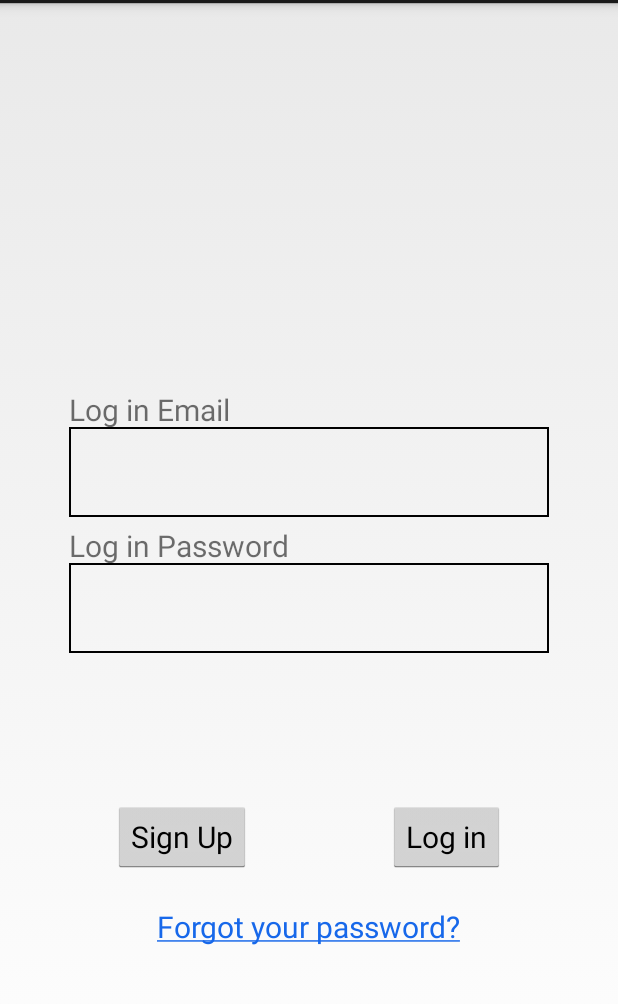
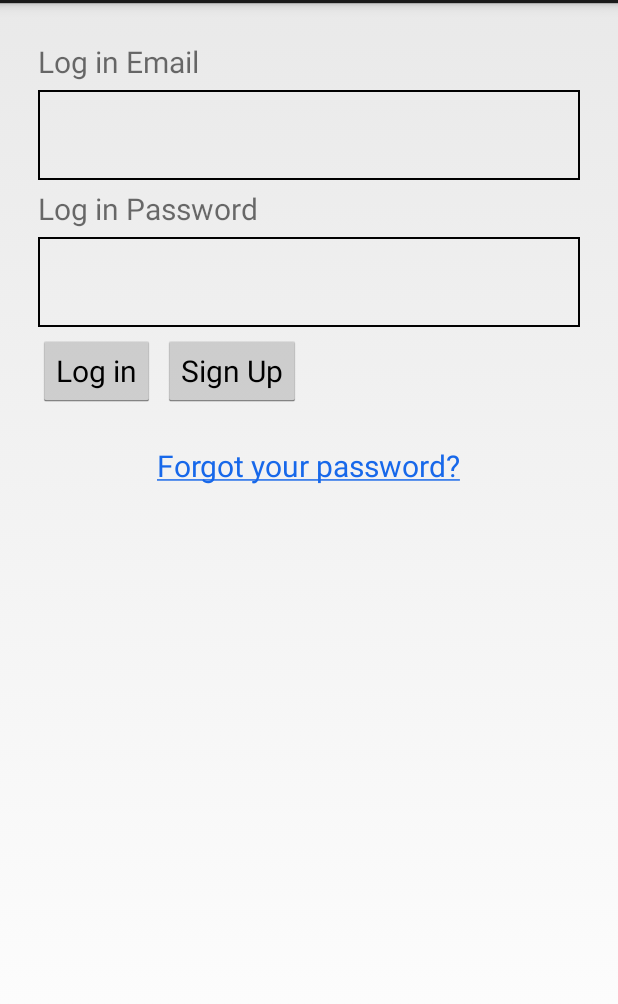
Before and after one commit to samsatre/AudioDictionary, an Android app: the layout activity_login.xml on its own in the app's theme, with its tools: preview values and no code run, on a phone screen of 412 x 824 dp, the part 69-1073 px from its top. Run offline under Robolectric (Android 15) with nearby library versions, the phone set to English and light mode, and no system bars.

Commit message:
fixed xml file

```diff
--- a/app/src/main/java/com/dictionary/audio/audiodictionary/SearchActivity.java
+++ b/app/src/main/java/com/dictionary/audio/audiodictionary/SearchActivity.java
@@ -1,9 +1,10 @@
 package com.dictionary.audio.audiodictionary;
 
+import android.app.Activity;
 import android.support.v7.app.AppCompatActivity;
 import android.os.Bundle;
 
-public class SearchActivity extends AppCompatActivity {
+public class SearchActivity extends Activity {
 
     @Override
     protected void onCreate(Bundle savedInstanceState) {
--- a/app/src/main/res/layout/activity_login.xml
+++ b/app/src/main/res/layout/activity_login.xml
@@ -2,91 +2,92 @@
 <RelativeLayout xmlns:android="http://schemas.android.com/apk/res/android"
     android:layout_width="match_parent" android:layout_height="match_parent">
 
-    <EditText
-        android:id="@+id/username"
-        android:layout_width="320dp"
-        android:layout_height="60dp"
-        android:inputType="textAutoComplete"
-        android:layout_alignTop="@id/anchorLogin"
-        android:layout_centerHorizontal="true"
-        android:layout_marginTop="-65dp"
-        android:background="@drawable/loginedittextborder"
-        />
-    <EditText
-        android:id="@+id/password"
-        android:layout_width="320dp"
-        android:layout_height="60dp"
-        android:inputType="textWebPassword"
-        android:layout_centerHorizontal="true"
-        android:layout_alignBottom="@id/anchorLogin"
-        android:layout_marginBottom="-65dp"
-        android:background="@drawable/loginedittextborder"
-        />
     <TextView
+        android:id="@+id/log_in_email_text"
         android:layout_width="wrap_content"
         android:layout_height="wrap_content"
         android:text="Log in Email"
         android:textSize="20sp"
         android:textColor="@color/common_google_signin_btn_text_light"
-        android:layout_alignTop="@id/username"
-        android:layout_alignLeft="@id/username"
-        android:layout_marginTop="-25dp"
+        android:layout_alignParentTop="true"
+        android:layout_alignParentStart="true"
+        android:layout_marginTop="25dp"
+        android:layout_marginStart="25dp"
         />
+    <EditText
+        android:id="@+id/username"
+        android:layout_width="match_parent"
+        android:layout_height="60dp"
+        android:inputType="textAutoComplete"
+        android:layout_below="@+id/log_in_email_text"
+        android:layout_centerHorizontal="true"
+        android:layout_marginTop="5dp"
+        android:layout_alignParentStart="true"
+        android:layout_marginStart="25dp"
+        android:layout_alignParentEnd="true"
+        android:layout_marginEnd="25dp"
+        android:background="@drawable/loginedittextborder"
+        />
+
     <TextView
+        android:id="@+id/log_in_password_text"
         android:layout_width="wrap_content"
         android:layout_height="wrap_content"
         android:text="Log in Password"
         android:textSize="20sp"
         android:textColor="@color/common_google_signin_btn_text_light"
-        android:layout_alignTop="@id/password"
-        android:layout_alignLeft="@id/password"
-        android:layout_marginTop="-25dp"
+        android:layout_below="@+id/username"
+        android:layout_marginTop="5dp"
+        android:layout_alignParentStart="true"
+        android:layout_marginStart="25dp"
         />
-    <View
-        android:id="@+id/anchorLogin"
-        android:layout_width="20dp"
-        android:layout_height="20dp"
-        android:layout_alignTop="@id/anchorAnchor"
+    <EditText
+        android:id="@+id/password"
+        android:layout_width="match_parent"
+        android:layout_height="60dp"
+        android:inputType="textWebPassword"
+        android:layout_below="@+id/log_in_password_text"
         android:layout_centerHorizontal="true"
-        android:layout_marginTop="-30dp"
-        />
-    <View
-        android:id="@+id/anchorAnchor"
-        android:layout_width="20dp"
-        android:layout_height="20dp"
-        android:layout_centerVertical="true"
-        android:layout_centerHorizontal="true"
+        android:layout_marginTop="5dp"
+        android:layout_alignParentStart="true"
+        android:layout_marginStart="25dp"
+        android:layout_alignParentEnd="true"
+        android:layout_marginEnd="25dp"
+        android:background="@drawable/loginedittextborder"
         />
 
     <Button
         android:id="@+id/loginbutton"
         android:layout_width="wrap_content"
         android:layout_height="wrap_content"
-        android:layout_alignParentBottom="true"
-        android:layout_alignParentEnd="true"
-        android:layout_marginBottom="196dp"
-        android:layout_marginEnd="75dp"
+        android:layout_alignParentStart="true"
+        android:layout_marginStart="25dp"
         android:text="Log in"
-        android:textSize="20sp" />
+        android:textSize="20sp"
+        android:layout_below="@+id/password"
+        android:layout_marginTop="5dp"
+        />
 
     <Button
         android:id="@+id/signupbutton"
         android:layout_width="wrap_content"
         android:layout_height="wrap_content"
-        android:layout_alignParentStart="true"
-        android:layout_alignTop="@+id/loginbutton"
-        android:layout_marginStart="75dp"
+        android:layout_toEndOf="@+id/loginbutton"
+        android:layout_marginStart="5dp"
         android:text="Sign Up"
-        android:textSize="20sp" />
+        android:textSize="20sp"
+        android:layout_below="@+id/password"
+        android:layout_marginTop="5dp"
+        />
 
     <TextView
         android:id="@+id/forgotPassword"
         android:layout_width="wrap_content"
         android:layout_height="wrap_content"
-        android:layout_alignTop="@id/signupbutton"
+        android:layout_below="@id/signupbutton"
         android:text="@string/login_forgot"
         android:textSize="20sp"
-        android:layout_marginTop="70dp"
+        android:layout_marginTop="25dp"
         android:layout_centerHorizontal="true"
         android:textColor="@color/colorBlueForgot"
         />
```
